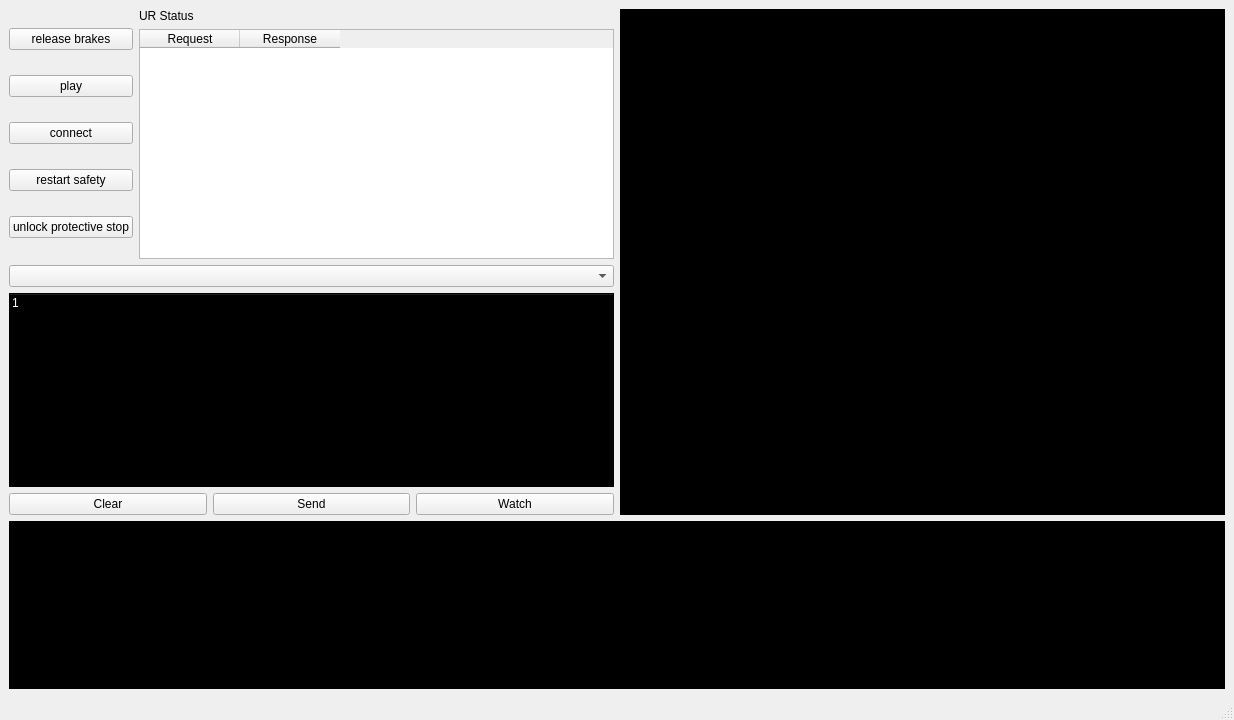
Above: ui/drt_ur.ui from NASA-JSC-Robotics/drt_ur_gui before the change. Below: the same form after it.
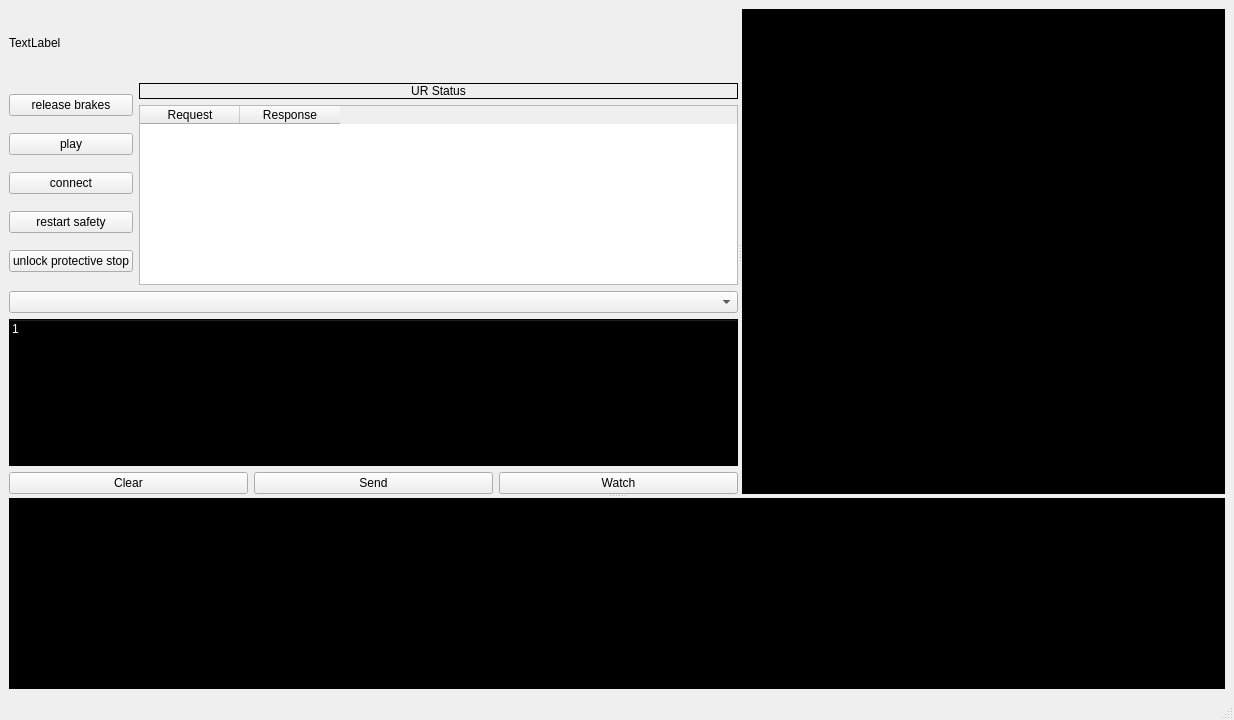
That is the form after the change.

Commit message: ui update, added text label and splitter bars, text windows are now resizable

```diff
--- a/ui/drt_ur.ui
+++ b/ui/drt_ur.ui
@@ -16,11 +16,23 @@
   <widget class="QWidget" name="centralwidget">
    <layout class="QGridLayout" name="gridLayout">
     <item row="0" column="0">
-     <layout class="QVBoxLayout" name="verticalLayout_5" stretch="3,1">
+     <widget class="QSplitter" name="splitter_2">
+      <property name="orientation">
+       <enum>Qt::Vertical</enum>
+      </property>
+      <widget class="QSplitter" name="splitter">
+       <property name="orientation">
+        <enum>Qt::Horizontal</enum>
+       </property>
+       <widget class="QWidget" name="">
+        <layout class="QVBoxLayout" name="verticalLayout_4" stretch="1,3,3">
       <item>
-       <layout class="QHBoxLayout" name="horizontalLayout_3">
-        <item>
-         <layout class="QVBoxLayout" name="verticalLayout_4">
+          <widget class="QLabel" name="label_2">
+           <property name="text">
+            <string>TextLabel</string>
+           </property>
+          </widget>
+         </item>
           <item>
            <layout class="QHBoxLayout" name="horizontalLayout_2">
             <item>
@@ -81,9 +93,21 @@
              <layout class="QVBoxLayout" name="verticalLayout_3">
               <item>
                <widget class="QLabel" name="label">
+               <property name="layoutDirection">
+                <enum>Qt::LeftToRight</enum>
+               </property>
+               <property name="frameShape">
+                <enum>QFrame::Box</enum>
+               </property>
+               <property name="frameShadow">
+                <enum>QFrame::Plain</enum>
+               </property>
                 <property name="text">
                  <string>UR Status</string>
                 </property>
+               <property name="alignment">
+                <set>Qt::AlignCenter</set>
+               </property>
                </widget>
               </item>
               <item>
@@ -227,8 +251,7 @@
            </layout>
           </item>
          </layout>
-        </item>
-        <item>
+       </widget>
          <widget class="QPlainTextEdit" name="serviceMonitor">
           <property name="sizePolicy">
            <sizepolicy hsizetype="Expanding" vsizetype="Expanding">
@@ -257,10 +280,7 @@
            <bool>true</bool>
           </property>
          </widget>
-        </item>
-       </layout>
-      </item>
-      <item>
+      </widget>
        <widget class="QPlainTextEdit" name="rosoutViewer">
         <property name="sizePolicy">
          <sizepolicy hsizetype="Expanding" vsizetype="Expanding">
@@ -289,8 +309,7 @@
          <bool>true</bool>
         </property>
        </widget>
-      </item>
-     </layout>
+     </widget>
     </item>
    </layout>
   </widget>
```
Lines whose indentation alone changed are shown as unchanged.
